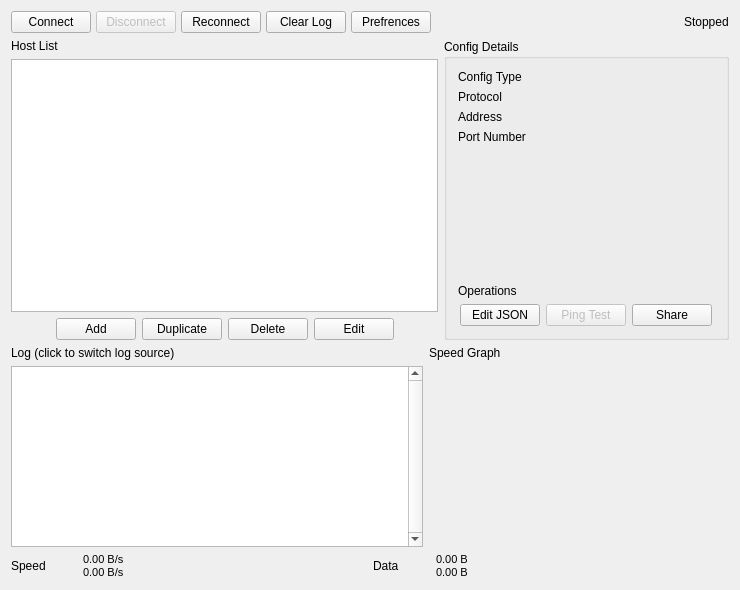
Old version of the form src/ui/w_MainWindow.ui in the repository darsvador/qvssr.
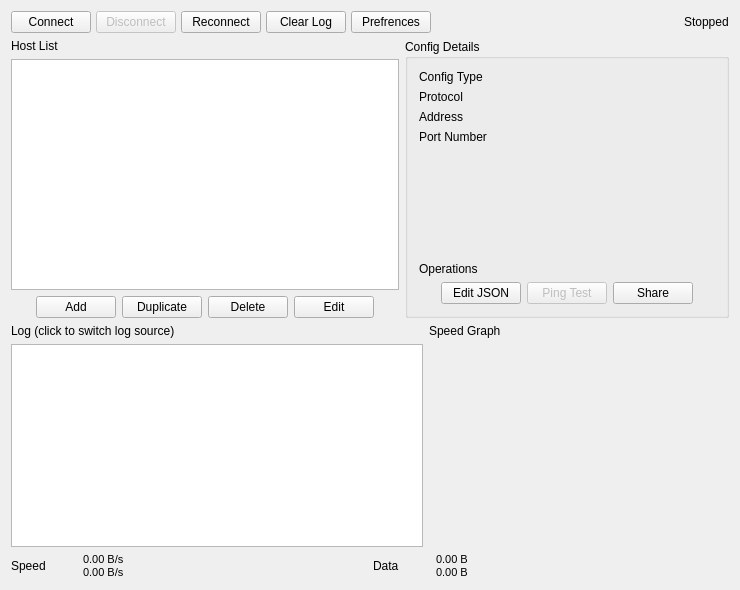
New version of the form.

```diff
--- a/src/ui/w_MainWindow.ui
+++ b/src/ui/w_MainWindow.ui
@@ -41,7 +41,7 @@
      <height>530</height>
     </size>
    </property>
-   <layout class="QGridLayout" name="gridLayout_2" rowstretch="0,6,4,0" columnstretch="6,4">
+   <layout class="QGridLayout" name="gridLayout_4" rowstretch="0,5,4,0" columnstretch="6,5">
     <item row="0" column="0" colspan="2">
      <layout class="QHBoxLayout" name="horizontalLayout" stretch="1,1,0,1,0,0,0">
       <property name="spacing">
@@ -124,24 +124,6 @@
         <property name="contextMenuPolicy">
          <enum>Qt::CustomContextMenu</enum>
         </property>
-        <property name="frameShape">
-         <enum>QFrame::StyledPanel</enum>
-        </property>
-        <property name="frameShadow">
-         <enum>QFrame::Sunken</enum>
-        </property>
-        <property name="lineWidth">
-         <number>1</number>
-        </property>
-        <property name="midLineWidth">
-         <number>0</number>
-        </property>
-        <property name="verticalScrollBarPolicy">
-         <enum>Qt::ScrollBarAsNeeded</enum>
-        </property>
-        <property name="horizontalScrollBarPolicy">
-         <enum>Qt::ScrollBarAsNeeded</enum>
-        </property>
         <property name="editTriggers">
          <set>QAbstractItemView::NoEditTriggers</set>
         </property>
@@ -419,7 +401,7 @@
      </widget>
     </item>
     <item row="2" column="0" colspan="2">
-     <layout class="QGridLayout" name="gridLayout" columnstretch="5,0">
+     <layout class="QGridLayout" name="gridLayout_3" rowstretch="0,1" columnstretch="7,0">
       <item row="0" column="0">
        <widget class="QLabel" name="logLabel">
         <property name="text">
@@ -440,25 +422,6 @@
         </property>
        </widget>
       </item>
-      <item row="1" column="0">
-       <widget class="QTextBrowser" name="logText">
-        <property name="font">
-         <font>
-          <pointsize>8</pointsize>
-          <italic>false</italic>
-         </font>
-        </property>
-        <property name="verticalScrollBarPolicy">
-         <enum>Qt::ScrollBarAlwaysOn</enum>
-        </property>
-        <property name="lineWrapMode">
-         <enum>QTextEdit::NoWrap</enum>
-        </property>
-        <property name="openLinks">
-         <bool>false</bool>
-        </property>
-       </widget>
-      </item>
       <item row="0" column="1">
        <widget class="QLabel" name="label_10">
         <property name="text">
@@ -466,6 +429,9 @@
         </property>
        </widget>
       </item>
+      <item row="1" column="0">
+       <widget class="QTextBrowser" name="masterLogBrowser"/>
+      </item>
      </layout>
     </item>
     <item row="3" column="0" colspan="2">
```
Left out of the diff: 4 changed lines with no effect on the pictures.
